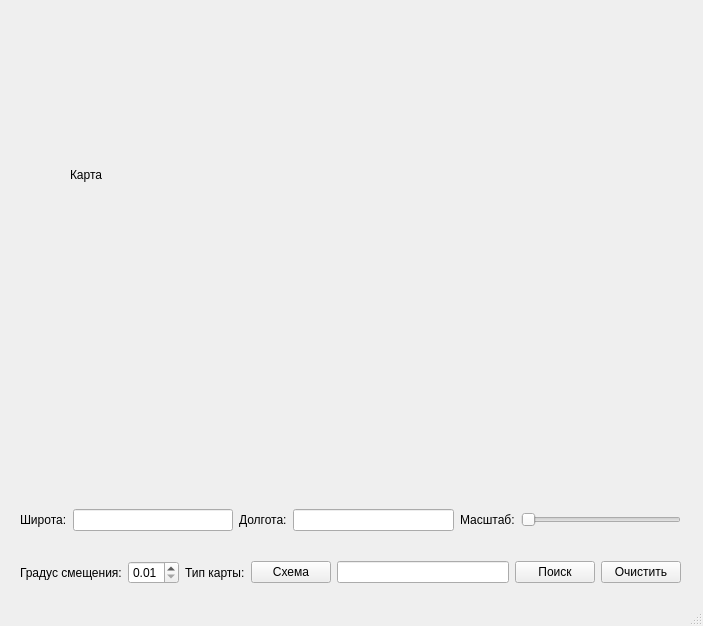
The window that map.ui (BasilFox/API_practice) describes before a commit, drawn with Qt 5.
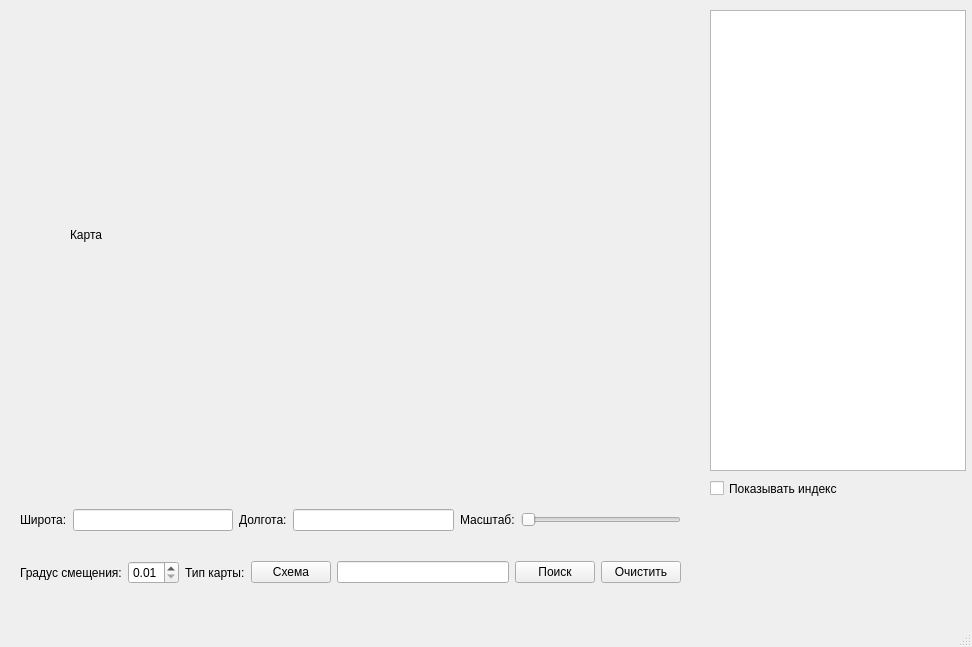
The same window after the commit.

What changed in the file:
```diff
--- a/map.ui
+++ b/map.ui
@@ -6,8 +6,8 @@
    <rect>
     <x>0</x>
     <y>0</y>
-    <width>703</width>
-    <height>626</height>
+    <width>972</width>
+    <height>647</height>
    </rect>
   </property>
   <property name="windowTitle">
@@ -70,7 +70,7 @@
     <property name="geometry">
      <rect>
       <x>70</x>
-      <y>-50</y>
+      <y>10</y>
       <width>600</width>
       <height>450</height>
      </rect>
@@ -142,6 +142,29 @@
      </item>
     </layout>
    </widget>
+   <widget class="QTextBrowser" name="adressBox_2">
+    <property name="geometry">
+     <rect>
+      <x>710</x>
+      <y>10</y>
+      <width>256</width>
+      <height>461</height>
+     </rect>
+    </property>
+   </widget>
+   <widget class="QCheckBox" name="checkBox">
+    <property name="geometry">
+     <rect>
+      <x>710</x>
+      <y>480</y>
+      <width>131</width>
+      <height>17</height>
+     </rect>
+    </property>
+    <property name="text">
+     <string>Показывать индекс</string>
+    </property>
+   </widget>
   </widget>
   <widget class="QMenuBar" name="menubar">
    <property name="geometry">
```
Left out of the diff: 6 changed lines with no effect on the pictures.
